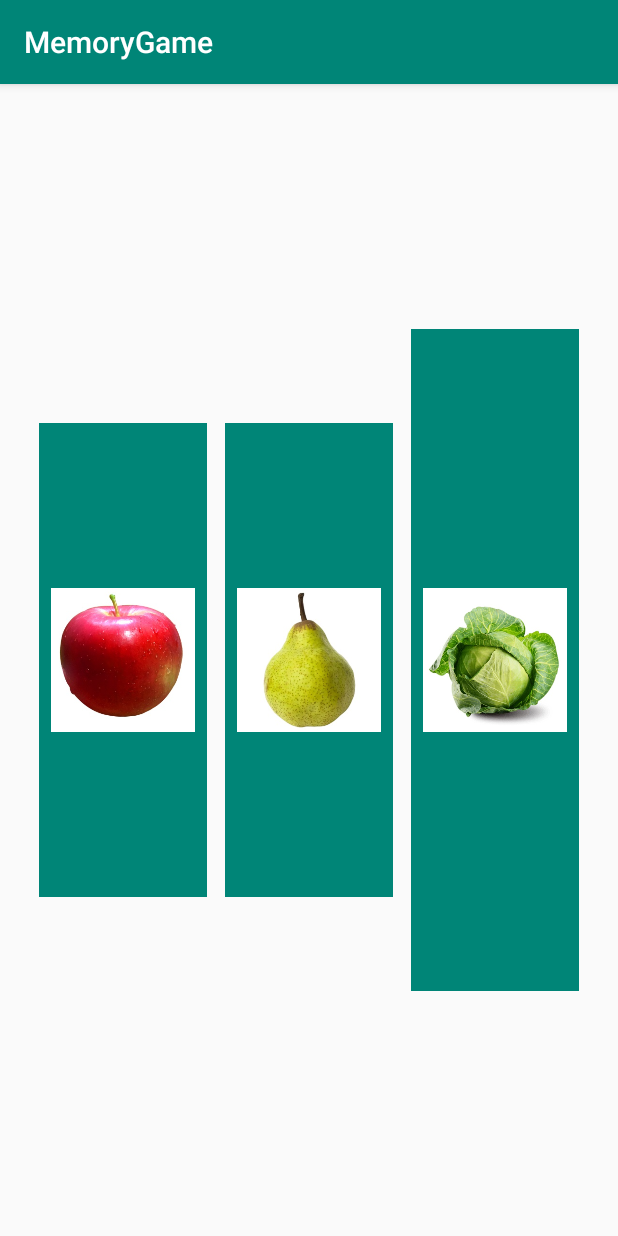
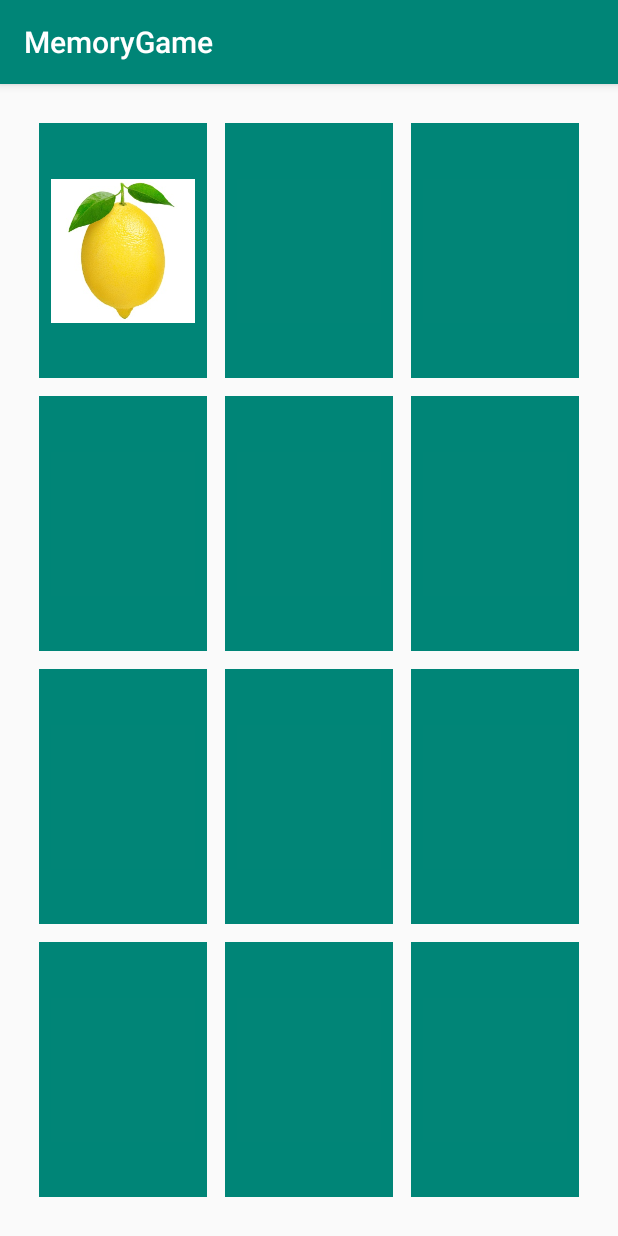
Before and after one commit to illes85/Memory-Game, an Android app: the screen it shows after launch (MainActivity), on a phone screen of 412 x 824 dp. Run offline under Robolectric (Android 15) with nearby library versions, the phone set to English and light mode, and no system bars.

Commit message:
developing the cards shuffleling mechanism

```diff
--- a/app/src/main/java/com/example/memorygame/MainActivity.java
+++ b/app/src/main/java/com/example/memorygame/MainActivity.java
@@ -1,45 +1,84 @@
 package com.example.memorygame;
 
+import android.graphics.drawable.Drawable;
 import android.support.v7.app.AppCompatActivity;
 import android.os.Bundle;
 import android.view.View;
 import android.widget.ImageView;
+import android.widget.Toast;
+
+import java.util.ArrayList;
+import java.util.Collection;
+import java.util.Collections;
+import java.util.Random;
+
+import static com.example.memorygame.R.drawable.lemon_01_300px;
 
 public class MainActivity extends AppCompatActivity {
 
-   /* private ImageView
+    private ImageView
             x1y1, x2y1, x3y1,
             x1y2, x2y2, x3y2,
             x1y3, x2y3, x3y3,
-            x1y4, x2y4, x3y4;*/
+            x1y4, x2y4, x3y4;
+
+    int clickCount = 0;
+
 
     @Override
     protected void onCreate(Bundle savedInstanceState) {
         super.onCreate(savedInstanceState);
         setContentView(R.layout.activity_main);
 
-       /* ImageView x1y1 = (ImageView) findViewById(R.id.x1y1);
-        ImageView x2y2 = (ImageView) findViewById(R.id.x2y2);
-        ImageView x3y3 = (ImageView) findViewById(R.id.x3y3);
-        ImageView x1y4 = (ImageView) findViewById(R.id.x1y4);
-        ImageView x2y1 = (ImageView) findViewById(R.id.x2y1);
-        ImageView x3y2 = (ImageView) findViewById(R.id.x3y2);
-        ImageView x1y3 = (ImageView) findViewById(R.id.x1y3);
-        ImageView x2y4 = (ImageView) findViewById(R.id.x2y4);
-        ImageView x3y1 = (ImageView) findViewById(R.id.x3y1);
-        ImageView x1y2 = (ImageView) findViewById(R.id.x1y2);
-        ImageView x2y3 = (ImageView) findViewById(R.id.x2y3);
-        ImageView x3y4 = (ImageView) findViewById(R.id.x3y4);
+        final ImageView x1y1 = (ImageView) findViewById(R.id.x1y1);
+        final ImageView x2y2 = (ImageView) findViewById(R.id.x2y2);
+        final ImageView x3y3 = (ImageView) findViewById(R.id.x3y3);
+        final ImageView x1y4 = (ImageView) findViewById(R.id.x1y4);
+        final ImageView x2y1 = (ImageView) findViewById(R.id.x2y1);
+        final ImageView x3y2 = (ImageView) findViewById(R.id.x3y2);
+        final ImageView x1y3 = (ImageView) findViewById(R.id.x1y3);
+        final ImageView x2y4 = (ImageView) findViewById(R.id.x2y4);
+        final ImageView x3y1 = (ImageView) findViewById(R.id.x3y1);
+        final ImageView x1y2 = (ImageView) findViewById(R.id.x1y2);
+        final ImageView x2y3 = (ImageView) findViewById(R.id.x2y3);
+        final ImageView x3y4 = (ImageView) findViewById(R.id.x3y4);
 
-        x1y1.setImageResource(R.drawable.card_reverse_side);
 
-        x1y1.setOnClickListener(new View.OnClickListener() {
-            @Override
-            public void onClick(View v) {
+        // draw the game table with truned-back (empty) cards
+        x1y1.setImageResource(R.drawable.card_backside);
+        x2y2.setImageResource(R.drawable.card_backside);
+        x3y3.setImageResource(R.drawable.card_backside);
+        x1y4.setImageResource(R.drawable.card_backside);
+        x2y1.setImageResource(R.drawable.card_backside);
+        x3y2.setImageResource(R.drawable.card_backside);
+        x1y3.setImageResource(R.drawable.card_backside);
+        x2y4.setImageResource(R.drawable.card_backside);
+        x3y1.setImageResource(R.drawable.card_backside);
+        x1y2.setImageResource(R.drawable.card_backside);
+        x2y3.setImageResource(R.drawable.card_backside);
+        x3y4.setImageResource(R.drawable.card_backside);
 
-            }
-        });*/
+
+
+
+        ArrayList<Integer> figuresArray = new ArrayList<>();
+        figuresArray.add(R.drawable.apple_01_300px);
+        figuresArray.add(R.drawable.pear_01_300px);
+        figuresArray.add(R.drawable.cherry_01_300px);
+        figuresArray.add(R.drawable.orange_02_300px);
+        figuresArray.add(R.drawable.lemon_01_300px);
+        figuresArray.add(R.drawable.cabbage_01_300px);
+        // shuffle the cards
+        int figuresArrayLength = figuresArray.size();
+        int random = (int) (Math.random() * figuresArrayLength);
+        x1y1.setImageResource(figuresArray.get(random));
+        figuresArray.remove(random);
+
+
+
+        // assign the randomized figures to the cards
 
 
     }
+
 }
--- a/app/src/main/res/layout/activity_main.xml
+++ b/app/src/main/res/layout/activity_main.xml
@@ -27,7 +27,7 @@
             android:layout_weight="1"
             android:background="@color/colorPrimary"
             android:padding="8dp"
-            android:src="@drawable/apple_01_300px" />
+            android:src="@drawable/card_backside" />
 
         <ImageView
             android:id="@+id/x2y1"
@@ -37,7 +37,7 @@
             android:layout_weight="1"
             android:background="@color/colorPrimary"
             android:padding="8dp"
-            android:src="@drawable/pear_01_300px" />
+            android:src="@drawable/card_backside" />
 
         <ImageView
             android:id="@+id/x3y1"
@@ -47,10 +47,10 @@
             android:layout_weight="1"
             android:background="@color/colorPrimary"
             android:padding="8dp"
-            android:src="@drawable/cabbage_01_300px" />
+            android:src="@drawable/card_backside" />
 
     </LinearLayout>
-<!--
+
     <LinearLayout
         android:id="@+id/row2"
         android:layout_width="match_parent"
@@ -67,7 +67,7 @@
             android:layout_weight="1"
             android:background="@color/colorPrimary"
             android:padding="8dp"
-            android:src="@drawable/bee_04_transparent_300px" />
+            android:src="@drawable/card_backside" />
 
         <ImageView
             android:id="@+id/x2y2"
@@ -77,7 +77,7 @@
             android:layout_weight="1"
             android:background="@color/colorPrimary"
             android:padding="8dp"
-            android:src="@drawable/lemon_01_300px" />
+            android:src="@drawable/card_backside" />
 
         <ImageView
             android:id="@+id/x3y2"
@@ -87,12 +87,12 @@
             android:layout_weight="1"
             android:background="@color/colorPrimary"
             android:padding="8dp"
-            android:src="@drawable/orange_02_300px" />
+            android:src="@drawable/card_backside" />
 
-    </LinearLayout>-->
+    </LinearLayout>
 
     <!-- from here is the same thing, another 2 lines of tiles -->
-    <!--
+
     <LinearLayout
         android:id="@+id/row3"
         android:layout_width="match_parent"
@@ -109,7 +109,7 @@
             android:layout_weight="1"
             android:background="@color/colorPrimary"
             android:padding="8dp"
-            android:src="@drawable/apple_01_300px" />
+            android:src="@drawable/card_backside" />
 
         <ImageView
             android:id="@+id/x2y3"
@@ -119,7 +119,7 @@
             android:layout_weight="1"
             android:background="@color/colorPrimary"
             android:padding="8dp"
-            android:src="@drawable/pear_01_300px" />
+            android:src="@drawable/card_backside" />
 
         <ImageView
             android:id="@+id/x3y3"
@@ -129,7 +129,7 @@
             android:layout_weight="1"
             android:background="@color/colorPrimary"
             android:padding="8dp"
-            android:src="@drawable/cabbage_01_300px" />
+            android:src="@drawable/card_backside" />
 
     </LinearLayout>
 
@@ -149,7 +149,7 @@
             android:layout_weight="1"
             android:background="@color/colorPrimary"
             android:padding="8dp"
-            android:src="@drawable/bee_04_transparent_300px" />
+            android:src="@drawable/card_backside" />
 
         <ImageView
             android:id="@+id/x2y4"
@@ -159,7 +159,7 @@
             android:layout_weight="1"
             android:background="@color/colorPrimary"
             android:padding="8dp"
-            android:src="@drawable/lemon_01_300px" />
+            android:src="@drawable/card_backside" />
 
         <ImageView
             android:id="@+id/x3y4"
@@ -169,9 +169,9 @@
             android:layout_weight="1"
             android:background="@color/colorPrimary"
             android:padding="8dp"
-            android:src="@drawable/orange_02_300px" />
+            android:src="@drawable/card_backside" />
 
     </LinearLayout>
--->
+
 
 </LinearLayout>
```
Also changed, not shown: app/src/main/res/drawable/bee_04_transparent_300px.jpg (deleted), app/src/main/res/drawable/cabbage_01_300px.jpg, app/src/main/res/drawable/card_backside.jpg (renamed from app/src/main/res/drawable/card_reverse_side.jpg), app/src/main/res/drawable/cherry_01_300px.jpg (added), app/src/main/res/drawable/lemon_01_300px.jpg.
